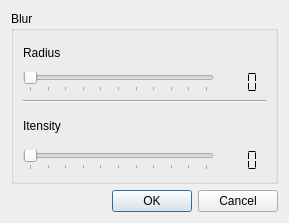
First picture: the form in src/gui/blur_dialog.ui, repository CervecerosCodigo/CCIMP, before the edit.
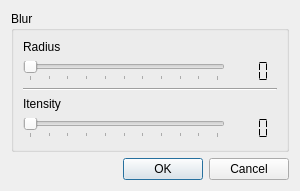
Second picture: the form after the edit.

The edit to the form file:
```diff
--- a/src/gui/blur_dialog.ui
+++ b/src/gui/blur_dialog.ui
@@ -6,12 +6,12 @@
    <rect>
     <x>0</x>
     <y>0</y>
-    <width>289</width>
-    <height>223</height>
+    <width>300</width>
+    <height>191</height>
    </rect>
   </property>
   <property name="sizePolicy">
-   <sizepolicy hsizetype="Minimum" vsizetype="Minimum">
+   <sizepolicy hsizetype="Preferred" vsizetype="Preferred">
     <horstretch>0</horstretch>
     <verstretch>0</verstretch>
    </sizepolicy>
@@ -19,20 +19,26 @@
   <property name="windowTitle">
    <string>Dialog</string>
   </property>
-  <layout class="QGridLayout" name="gridLayout_5">
+  <layout class="QGridLayout" name="gridLayout_8">
    <item row="0" column="0">
-    <layout class="QGridLayout" name="gridLayout_4">
+    <layout class="QGridLayout" name="gridLayout_7">
      <item row="0" column="0">
       <widget class="QGroupBox" name="groupBox">
+       <property name="sizePolicy">
+        <sizepolicy hsizetype="Expanding" vsizetype="Expanding">
+         <horstretch>0</horstretch>
+         <verstretch>0</verstretch>
+        </sizepolicy>
+       </property>
        <property name="title">
         <string>Blur</string>
        </property>
-       <layout class="QGridLayout" name="gridLayout_3">
+       <layout class="QGridLayout" name="gridLayout_6">
         <item row="0" column="0">
-         <layout class="QVBoxLayout" name="verticalLayout_3">
-          <item>
-           <layout class="QVBoxLayout" name="verticalLayout">
-            <item>
+         <layout class="QGridLayout" name="gridLayout_5">
+          <item row="0" column="0">
+           <layout class="QGridLayout" name="gridLayout_2">
+            <item row="0" column="0">
              <widget class="QLabel" name="label">
               <property name="sizePolicy">
                <sizepolicy hsizetype="Maximum" vsizetype="Preferred">
@@ -45,7 +51,7 @@
               </property>
              </widget>
             </item>
-            <item>
+            <item row="1" column="0">
              <layout class="QGridLayout" name="gridLayout">
               <item row="0" column="0">
                <widget class="QSlider" name="radiusSlider">
@@ -89,18 +95,22 @@
             </item>
            </layout>
           </item>
-          <item>
+          <item row="1" column="0">
            <widget class="Line" name="line">
+            <property name="sizePolicy">
+             <sizepolicy hsizetype="Preferred" vsizetype="Fixed">
+              <horstretch>0</horstretch>
+              <verstretch>0</verstretch>
+             </sizepolicy>
+            </property>
             <property name="orientation">
              <enum>Qt::Horizontal</enum>
             </property>
            </widget>
           </item>
-         </layout>
-        </item>
-        <item row="1" column="0">
-         <layout class="QVBoxLayout" name="verticalLayout_2">
-          <item>
+          <item row="2" column="0">
+           <layout class="QGridLayout" name="gridLayout_4">
+            <item row="0" column="0">
            <widget class="QLabel" name="label_2">
             <property name="sizePolicy">
              <sizepolicy hsizetype="Maximum" vsizetype="Preferred">
@@ -113,8 +123,8 @@
             </property>
            </widget>
           </item>
-          <item>
-           <layout class="QGridLayout" name="gridLayout_2">
+            <item row="1" column="0">
+             <layout class="QGridLayout" name="gridLayout_3">
             <item row="0" column="0">
              <widget class="QSlider" name="intensitySlider">
               <property name="maximum">
@@ -152,6 +162,8 @@
                <enum>QLCDNumber::Flat</enum>
               </property>
              </widget>
+              </item>
+             </layout>
             </item>
            </layout>
           </item>
```
Lines whose indentation alone changed are shown as unchanged.
